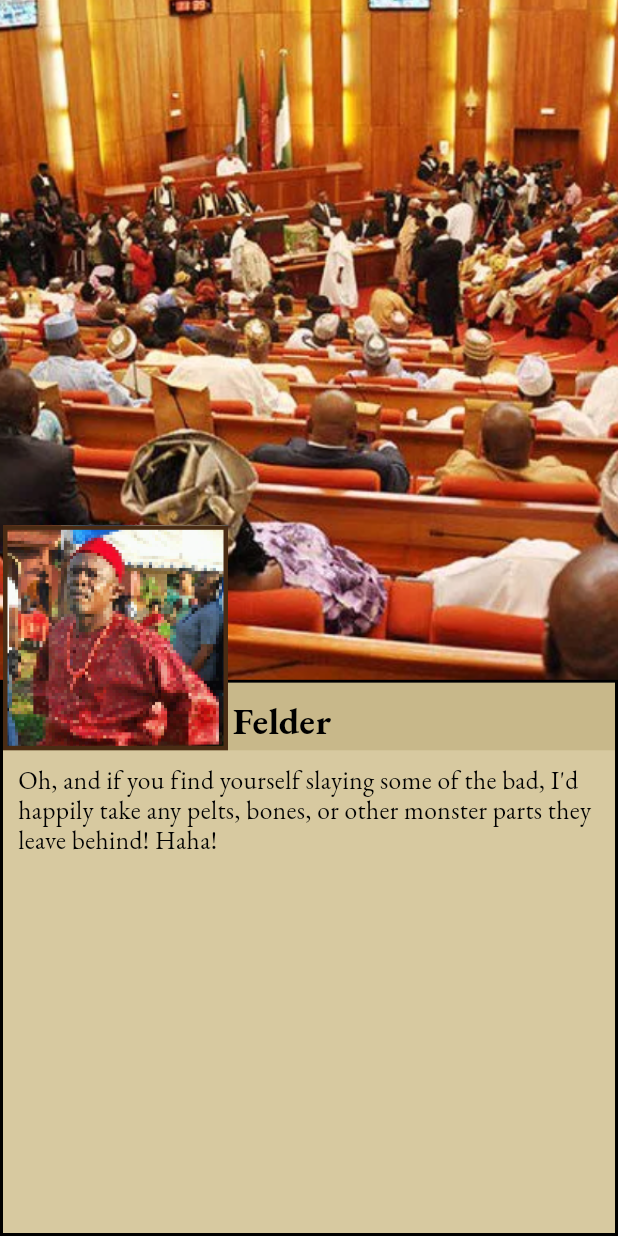
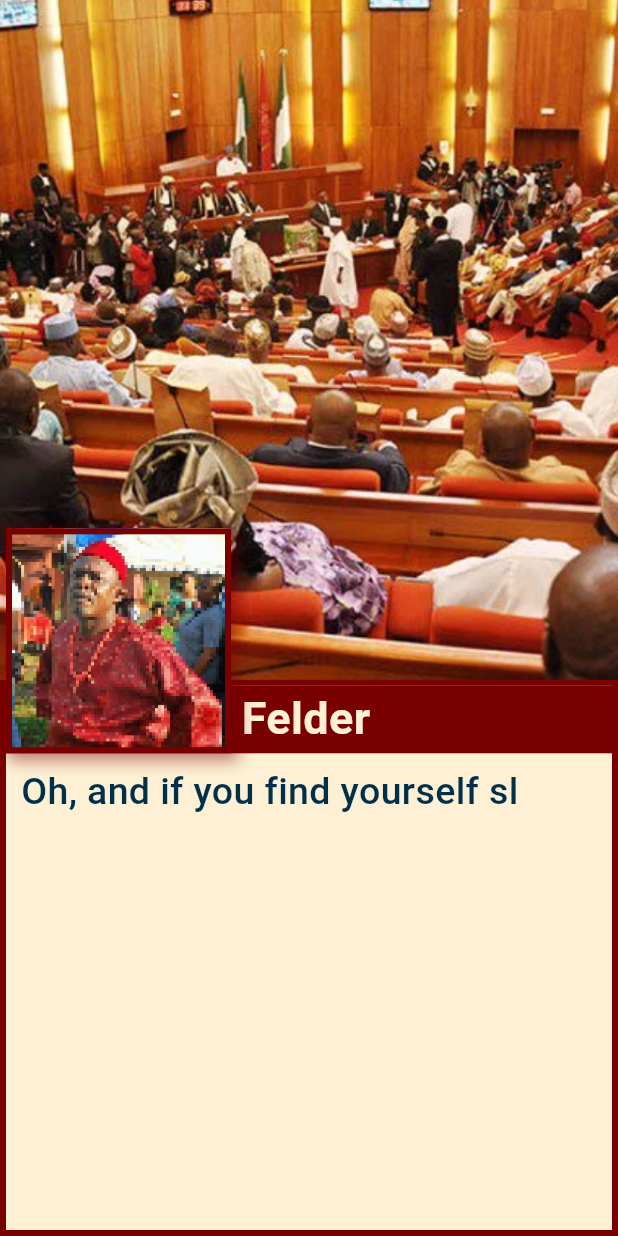
Before and after one commit to yammyangle/ae2, a Flutter app: the screen it shows after launch, after a tap on "View Felder Event", on a phone screen of 412 x 824 dp. Run offline on Flutter 3.47's test engine with Material 3 defaults, Android fonts, the phone set to English and light mode, and no system bars; our stand-ins replace google_fonts.

Commit message:
decisions

```diff
--- /dev/null
+++ b/lib/decision.dart
@@ -0,0 +1,25 @@
+class Decision {
+  final int id;
+  final String question;
+  final List<DecisionOption> options;
+  final String? background; // Optional different background for decision screen
+
+  const Decision({
+    required this.id,
+    required this.question,
+    required this.options,
+    this.background,
+  });
+}
+
+class DecisionOption {
+  final int id;
+  final String text;
+  final String effect; // Could be stat changes, next event ID, etc.
+
+  const DecisionOption({
+    required this.id,
+    required this.text,
+    required this.effect,
+  });
+}
--- a/lib/event.dart
+++ b/lib/event.dart
@@ -1,17 +1,27 @@
-import 'package:flutter/material.dart';
-import 'package:google_fonts/google_fonts.dart';
-
 // event.dart
 import 'character.dart';
+import 'decision.dart';
 
 class Event {
+  final int id;
   final Character character;
+  final String background;
   final List<String> dialogue;
-  final String background;   // new
+  final String? sound;
+  final int date;
+  final String title;
+  final Decision? decision;
+  final int color;// Add decision to event
 
-  Event({
+  const Event({
+    required this.id,
     required this.character,
+    required this.background,
     required this.dialogue,
-    required this.background,
+    this.sound,
+    required this.date,
+    required this.title,
+    this.decision,
+    required this.color,
   });
 }
--- a/lib/event_page.dart
+++ b/lib/event_page.dart
@@ -1,42 +1,145 @@
+import 'dart:async';
+
 import 'package:flutter/material.dart';
 import 'package:google_fonts/google_fonts.dart';
 import 'character.dart';
 import 'event.dart';
+import 'decision_prompt.dart';
+import 'decision.dart';
 
-class EventPage extends StatelessWidget {
+class EventPage extends StatefulWidget {
   final Event event;
 
   const EventPage({super.key, required this.event});
 
   @override
+  State<EventPage> createState() => _EventPageState();
+}
+
+class _EventPageState extends State<EventPage> {
+  static const double portraitSize = 150;
+
+  int _currentLineIndex = 0;      // which dialogue line we're on
+  int _visibleChars = 0;          // how many characters currently visible
+  Timer? _typingTimer;
+  bool _showDecision = false;
+
+  String get _currentFullLine => widget.event.dialogue[_currentLineIndex];
+
+  bool get _isTyping => _visibleChars < _currentFullLine.length;
+
+  @override
+  void initState() {
+    super.initState();
+    _startTyping();
+  }
+
+  @override
+  void dispose() {
+    _typingTimer?.cancel();
+    super.dispose();
+  }
+
+  void _startTyping() {
+    _typingTimer?.cancel();
+    _visibleChars = 0;
+
+    _typingTimer = Timer.periodic(const Duration(milliseconds: 35), (timer) {
+      if (_visibleChars < _currentFullLine.length) {
+        setState(() {
+          _visibleChars++;
+        });
+      } else {
+        timer.cancel();
+      }
+    });
+  }
+
+  void _onTap() {
+    if (_isTyping) {
+      // Finish current line instantly
+      setState(() {
+        _visibleChars = _currentFullLine.length;
+      });
+      _typingTimer?.cancel();
+    } else {
+      // Move to next line if any
+      if (_currentLineIndex < widget.event.dialogue.length - 1) {
+        setState(() {
+          _currentLineIndex++;
+        });
+        _startTyping();
+      } else {
+        // Dialogue finished, show decision if available
+        if (widget.event.decision != null && !_showDecision) {
+          setState(() {
+            _showDecision = true;
+          });
+        } else {
+          // No decision or decision completed - exit event
+          Navigator.pop(context);
+        }
+      }
+    }
+  }
+
+  void _onDecisionSelected(DecisionOption selectedOption) {
+    // Handle the selected decision
+    print('Selected option: ${selectedOption.text}');
+    print('Effect: ${selectedOption.effect}');
+
+    // You can pass this back to the parent or handle game state changes
+    // For now, just close the event page
+    Navigator.pop(context, selectedOption);
+  }
+
+  @override
   Widget build(BuildContext context) {
     final screenHeight = MediaQuery.of(context).size.height;
 
-    const double portraitSize = 150;
+    final String displayedText = _currentFullLine.substring(
+      0,
+      _visibleChars.clamp(0, _currentFullLine.length),
+    );
 
     return Scaffold(
-      backgroundColor: Colors.black,
-      body: Column(
+      backgroundColor: const Color(0xFF003049), // Deep blue background
+      body: GestureDetector(
+        behavior: HitTestBehavior.opaque,
+        onTap: _showDecision ? null : _onTap, // Disable tap when showing decision
+        child: Column(
           children: [
             // TOP: BACKGROUND IMAGE
             SizedBox(
               height: screenHeight * 0.55,
               width: double.infinity,
               child: Image.asset(
-              event.background,
+                _showDecision
+                  ? widget.event.decision?.background ?? widget.event.background
+                  : widget.event.background,
                 fit: BoxFit.cover,
               ),
             ),
 
-          // BOTTOM: DIALOG BOX
+            // BOTTOM: DIALOG BOX OR DECISION PROMPT
+            if (_showDecision && widget.event.decision != null)
+              DecisionPrompt(
+                decision: widget.event.decision!,
+                onOptionSelected: _onDecisionSelected,
+              )
+            else
               Container(
                 height: screenHeight * 0.45,
                 width: double.infinity,
-            color: Colors.black, // outer frame
+                color: Color(widget.event.color), // Dark red outer frame
                 child: Container(
                   margin: const EdgeInsets.all(2),
-              decoration: const BoxDecoration(
-                color: Color(0xFFD7C9A0), // base beige
+                  decoration: BoxDecoration(
+                    color: const Color(0xFFFDF0D5), // Cream base
+                    border: Border.all(
+                      color: Color(widget.event.color),
+                      width: 2,
+                    ),
                   ),
                   child: Stack(
                     clipBehavior: Clip.none,
@@ -47,21 +150,36 @@ class EventPage extends StatelessWidget {
                         children: [
                           // ------- NAME BAR (FULL WIDTH) -------
                           Container(
-                        width: double.infinity, // <<< this now spans the box
+                            width: double.infinity,
                             height: 45,
-                        color: const Color(0xFFC8B88A),
-                        padding: EdgeInsets.only(
-                          left: portraitSize + 3, // room for portrait
+                            decoration: BoxDecoration(
+                              color: Color(widget.event.color), // Bright red
+                              border: Border(
+                                bottom: BorderSide(
+                                  color: Color(widget.event.color), // Dark red
+                                  width: 2,
+                                ),
+                              ),
+                            ),
+                            padding: const EdgeInsets.only(
+                              left: portraitSize + 7, // room for portrait
                               bottom: 2,
                             ),
                             alignment: Alignment.bottomLeft,
                             child: Text(
-                          event.character.name,
-                          style: GoogleFonts.ebGaramond(
-                            textStyle: const TextStyle(
-                              fontSize: 25,
+                              widget.event.character.name,
+                              style: GoogleFonts.pixelifySans(
+                                textStyle: TextStyle(
+                                  fontSize: 30,
                                   fontWeight: FontWeight.w700,
-                              color: Colors.black,
+                                  color: Color(0xFFFDF0D5), // Cream text
+                                  shadows: [
+                                    Shadow(
+                                      color: Color(widget.event.color), // Dark red shadow
+                                      offset: Offset(2, 2),
+                                      blurRadius: 1,
+                                    ),
+                                  ],
                                 ),
                               ),
                             ),
@@ -78,12 +196,13 @@ class EventPage extends StatelessWidget {
                               ),
                               child: SingleChildScrollView(
                                 child: Text(
-                              event.dialogue.join(' '),
-                              style: GoogleFonts.ebGaramond(
+                                  displayedText,
+                                  style: GoogleFonts.pixelifySans(
                                     textStyle: const TextStyle(
-                                  fontSize: 17,
+                                      fontSize: 25,
                                       height: 1.2,
-                                  color: Colors.black,
+                                      color: Color(0xFF003049), // Deep blue text
+                                      fontWeight: FontWeight.w500,
                                     ),
                                   ),
                                 ),
@@ -95,18 +214,26 @@ class EventPage extends StatelessWidget {
 
                       // ================= PORTRAIT =================
                       Positioned(
-                    left: 0, // flush with left edge of beige box
+                        left: 0,
                         top: -portraitSize * 0.7, // hanging into the background
                         child: Container(
                           width: portraitSize,
                           height: portraitSize,
                           decoration: BoxDecoration(
                             border: Border.all(
-                          color: const Color(0xFF4A2C14),
-                          width: 3,
+                              color: Color(widget.event.color), // Bright red border
+                              width: 4,
                             ),
+                            boxShadow: [
+                              BoxShadow(
+                                color: const Color(0xFF780000).withOpacity(0.5), // Dark red shadow
+                                blurRadius: 8,
+                                spreadRadius: 2,
+                                offset: const Offset(3, 3),
+                              ),
+                            ],
                             image: DecorationImage(
-                          image: AssetImage(event.character.portrait),
+                              image: AssetImage(widget.event.character.portrait),
                               fit: BoxFit.cover,
                             ),
                           ),
@@ -118,6 +245,7 @@ class EventPage extends StatelessWidget {
               ),
           ],
         ),
+      ),
     );
   }
 }
--- a/lib/main.dart
+++ b/lib/main.dart
@@ -3,6 +3,8 @@ import 'package:google_fonts/google_fonts.dart';
 import 'character.dart';
 import 'event.dart';
 import 'event_page.dart';
+import 'decision.dart';
+import 'decision_prompt.dart';
 
 void main() {
   runApp(const MyApp());
@@ -52,15 +54,50 @@ final Character felder = Character(
   portrait: "assets/images/portrait1.png",
 );
 
+// In your game_data.dart
+Decision getFelderDecision() {
+  return Decision(
+    id: 1,
+    question: "How will you respond to Felder's offer?",
+    options: [
+      DecisionOption(
+        id: 1,
+        text: "Agree to collect monster parts for him",
+        effect: "gain_trust+10",
+      ),
+      DecisionOption(
+        id: 2,
+        text: "Decline politely",
+        effect: "neutral",
+      ),
+      DecisionOption(
+        id: 3,
+        text: "Ask for payment upfront",
+        effect: "gain_wealth+50",
+      ),
+      DecisionOption(
+        id: 4,
+        text: "Threaten to report him",
+        effect: "lose_trust-15",
+      ),
+    ],
+  );
+}
+
 Event getFelderEvent() {
   return Event(
+    id: 1,
     character: felder,
-    background: "assets/images/courtroom1.png",
+    background: 'assets/images/courtroom1.png',
     dialogue: [
       "Oh, and if you find yourself slaying",
       "some of the bad, I'd happily take any",
       "pelts, bones, or other monster parts",
       "they leave behind! Haha!",
     ],
+    date: 1,
+    title: "The Hunter's Offer",
+    decision: getFelderDecision(),
+    color: 0xFF780000,  // Add the decision here
   );
 }
```
Also changed, not shown: lib/decision_prompt.dart (added, +127 -0 lines). Lines whose indentation alone changed are shown as unchanged.
